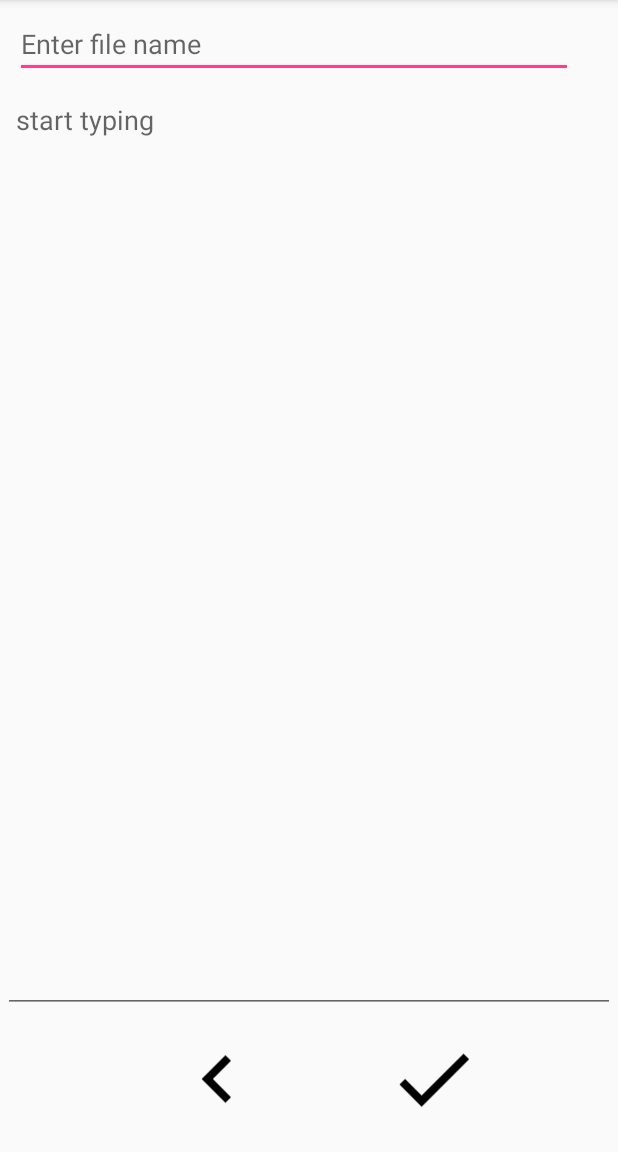
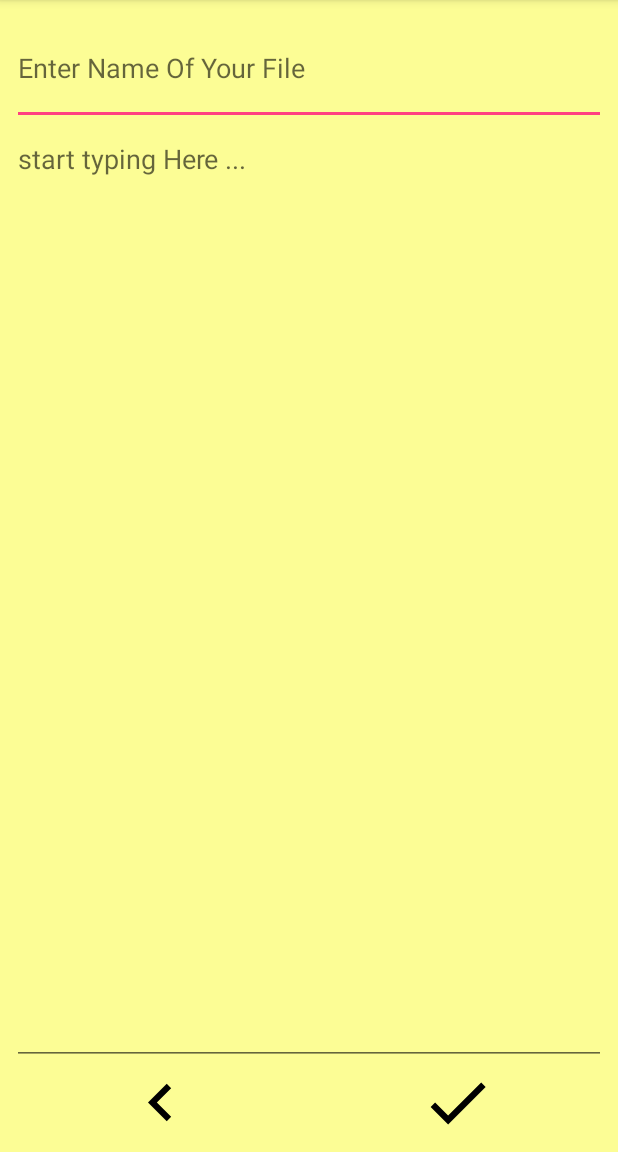
Before and after one commit to saish07/Notepad-App, an Android app: the AddActivity screen opened directly, with no data from a screen before it, on a phone screen of 412 x 824 dp, the part 84-1236 px from its top. Run offline under Robolectric (Android 15) with nearby library versions, the phone set to English and light mode, and no system bars.

Commit message:
Notepad App : Simple notepad App

```diff
--- a/notepadapp/src/main/res/layout/activity_add.xml
+++ b/notepadapp/src/main/res/layout/activity_add.xml
@@ -4,84 +4,71 @@
     xmlns:tools="http://schemas.android.com/tools"
     android:layout_width="match_parent"
     android:layout_height="match_parent"
+    android:background="@drawable/yellow423"
     tools:context="com.example.notepadapp.AddActivity"
     tools:layout_editor_absoluteY="81dp"
     tools:layout_editor_absoluteX="0dp">
 
-    <EditText
-        android:id="@+id/edtName"
-        android:layout_width="0dp"
-        android:layout_height="44dp"
-        android:layout_marginStart="10dp"
-        android:hint="Enter file name"
-        android:ems="10"
-        android:inputType="textPersonName"
-        tools:layout_constraintTop_creator="1"
-        tools:layout_constraintRight_creator="1"
-        android:layout_marginEnd="28dp"
-        app:layout_constraintRight_toRightOf="@+id/edtData"
-        android:layout_marginTop="8dp"
-        tools:layout_constraintLeft_creator="1"
-        app:layout_constraintLeft_toLeftOf="parent"
-        app:layout_constraintTop_toTopOf="parent"
-        android:layout_marginLeft="10dp"
-        android:layout_marginRight="28dp" />
-
-
-
-    <EditText
-        android:id="@+id/edtData"
+    <LinearLayout
         android:layout_width="0dp"
         android:layout_height="0dp"
-        android:hint=" start typing"
-        android:ems="10"
-        android:gravity="top"
-        android:inputType="textPersonName"
+        android:orientation="vertical"
+        android:weightSum="1"
         tools:layout_constraintTop_creator="1"
         tools:layout_constraintRight_creator="1"
         tools:layout_constraintBottom_creator="1"
-        app:layout_constraintBottom_toTopOf="@+id/imgBack"
-        android:layout_marginStart="2dp"
-        android:layout_marginEnd="2dp"
+        android:layout_marginStart="8dp"
+        app:layout_constraintBottom_toBottomOf="parent"
+        android:layout_marginEnd="8dp"
         app:layout_constraintRight_toRightOf="parent"
-        android:layout_marginTop="5dp"
-        app:layout_constraintTop_toBottomOf="@+id/edtName"
+        android:layout_marginTop="8dp"
         tools:layout_constraintLeft_creator="1"
-        android:layout_marginBottom="11dp"
+        android:layout_marginBottom="8dp"
         app:layout_constraintLeft_toLeftOf="parent"
-        android:layout_marginLeft="2dp"
-        android:layout_marginRight="2dp" />
+        app:layout_constraintTop_toTopOf="parent"
+        android:layout_marginLeft="8dp"
+        android:layout_marginRight="8dp">
 
-    <ImageView
-        android:id="@+id/imgBack"
-        android:layout_width="63dp"
-        android:layout_height="65dp"
-        app:srcCompat="@drawable/ic_chevron_left_black_24dp"
-        android:layout_marginStart="113dp"
-        app:layout_constraintBottom_toBottomOf="parent"
-        android:layout_marginBottom="16dp"
-        tools:layout_constraintRight_creator="1"
-        android:layout_marginEnd="117dp"
-        app:layout_constraintRight_toRightOf="@+id/imgSave"
-        tools:layout_constraintLeft_creator="1"
-        app:layout_constraintLeft_toLeftOf="parent"
-        android:layout_marginLeft="113dp"
-        android:layout_marginRight="117dp"
-        app:layout_constraintHorizontal_bias="0.0" />
+        <EditText
+            android:id="@+id/edtName"
+            android:layout_width="match_parent"
+            android:layout_height="wrap_content"
+            android:layout_weight="0.05"
+            android:gravity="center_vertical"
+            android:hint="Enter Name Of Your File"
+            />
 
+        <EditText
+            android:id="@+id/edtData"
+            android:layout_width="match_parent"
+            android:layout_height="wrap_content"
+            android:layout_weight="0.95"
+            android:ems="10"
+            android:gravity="top"
+            android:hint="start typing Here ..."
+            android:inputType="textMultiLine"
+            android:textSize="18sp"
+            />
+        <LinearLayout
+            android:layout_width="match_parent"
+            android:layout_height="wrap_content"
+            android:orientation="horizontal"
+            android:weightSum="1">
 
-    <ImageView
-        android:id="@+id/imgSave"
-        android:layout_width="63dp"
-        android:layout_height="65dp"
-        app:srcCompat="@drawable/ic_check_black_24dp"
-        android:layout_marginEnd="91dp"
-        app:layout_constraintBottom_toBottomOf="parent"
-        android:layout_marginBottom="16dp"
-        tools:layout_constraintRight_creator="1"
-        app:layout_constraintRight_toRightOf="parent"
-        android:layout_marginRight="91dp" />
+            <ImageView
+                android:id="@+id/imgBack"
+                android:layout_width="50dp"
+                android:layout_height="50dp"
+                android:layout_weight="0.5"
+                android:src="@drawable/ic_chevron_left_black_24dp" />
 
-
+            <ImageView
+                android:id="@+id/imgSave"
+                android:layout_width="50dp"
+                android:layout_height="50dp"
+                android:layout_weight="0.5"
+                android:src="@drawable/ic_check_black_24dp" />
+        </LinearLayout>
+    </LinearLayout>
 
 </android.support.constraint.ConstraintLayout>
--- a/notepadapp/src/main/res/layout/activity_edit.xml
+++ b/notepadapp/src/main/res/layout/activity_edit.xml
@@ -2,6 +2,7 @@
 <android.support.constraint.ConstraintLayout xmlns:android="http://schemas.android.com/apk/res/android"
     xmlns:app="http://schemas.android.com/apk/res-auto"
     xmlns:tools="http://schemas.android.com/tools"
+    android:background="@drawable/yellow423"
     android:layout_width="match_parent"
     android:layout_height="match_parent"
     tools:context="com.example.notepadapp.Edit"
--- a/notepadapp/src/main/res/layout/activity_list.xml
+++ b/notepadapp/src/main/res/layout/activity_list.xml
@@ -2,6 +2,7 @@
 <android.support.constraint.ConstraintLayout xmlns:android="http://schemas.android.com/apk/res/android"
     xmlns:app="http://schemas.android.com/apk/res-auto"
     xmlns:tools="http://schemas.android.com/tools"
+    android:background="@drawable/yellow423"
     android:layout_width="match_parent"
     android:layout_height="match_parent"
     tools:context="com.example.notepadapp.ListActivity">
--- a/notepadapp/src/main/res/layout/activity_main.xml
+++ b/notepadapp/src/main/res/layout/activity_main.xml
@@ -4,6 +4,7 @@
     xmlns:app="http://schemas.android.com/apk/res-auto"
     xmlns:tools="http://schemas.android.com/tools" android:layout_width="match_parent"
     android:layout_height="match_parent" tools:context="com.example.notepadapp.MainActivity"
+    android:background="@drawable/yellow423"
     tools:layout_editor_absoluteY="81dp"
     tools:layout_editor_absoluteX="0dp">
 
--- a/notepadapp/src/main/res/layout/fileitem.xml
+++ b/notepadapp/src/main/res/layout/fileitem.xml
@@ -2,6 +2,7 @@
 <LinearLayout
     xmlns:android="http://schemas.android.com/apk/res/android"
     android:orientation="horizontal"
+    android:background="@drawable/yellow423"
     android:layout_width="match_parent"
     android:layout_height="70dp"
     android:weightSum="1">
```
Also changed, not shown: notepadapp/src/main/res/layout/activity_file_edit.xml (+60 -83 lines), notepadapp/src/main/res/drawable/blank-notepad-white-background-d-illustration-34859770.jpg (deleted), notepadapp/src/main/res/drawable/yellow423.jpg (added).
